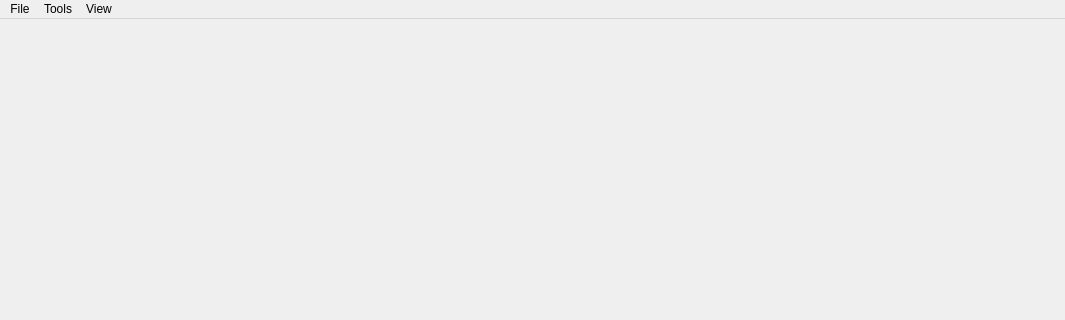
Qt form ui/mainwindow.ui (mikedotonline/SocialSpatial) before a commit; both pictures show x 0 to 1065 and y 0 to 320 of the 1065 by 860 pixel window.
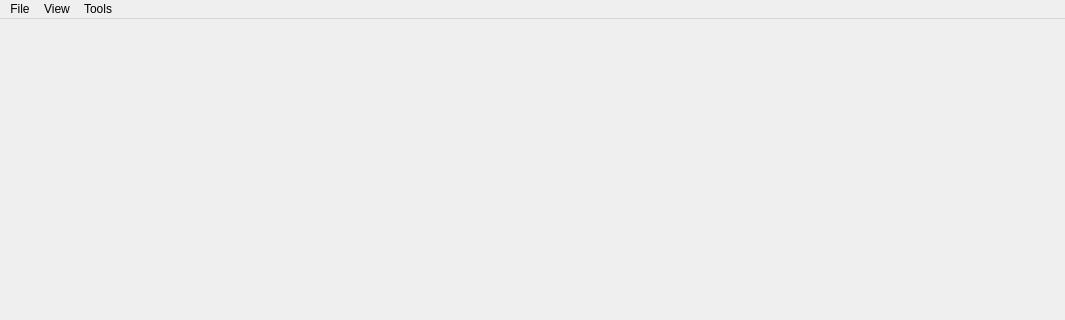
The same form after that commit.

Diff of the .ui file:
```diff
--- a/ui/mainwindow.ui
+++ b/ui/mainwindow.ui
@@ -53,8 +53,8 @@
     <addaction name="actionPost_Samples"/>
    </widget>
    <addaction name="menuFile"/>
-   <addaction name="menuTools"/>
    <addaction name="menuView"/>
+   <addaction name="menuTools"/>
   </widget>
   <widget class="QStatusBar" name="statusbar"/>
   <action name="actionFile">
```
